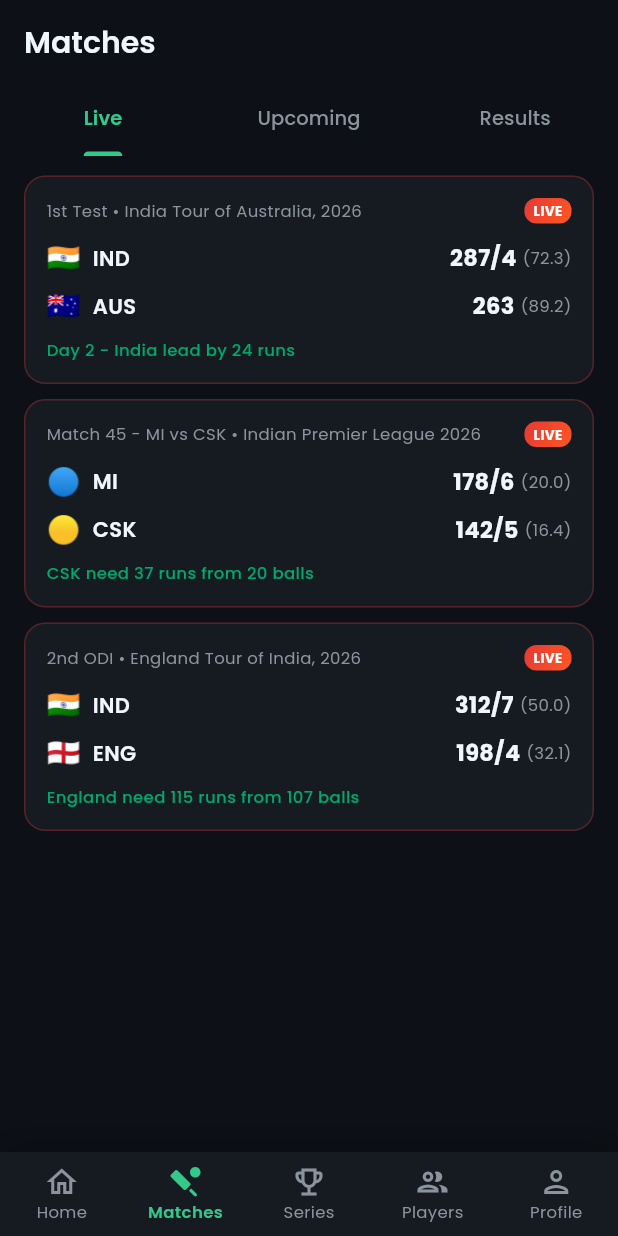
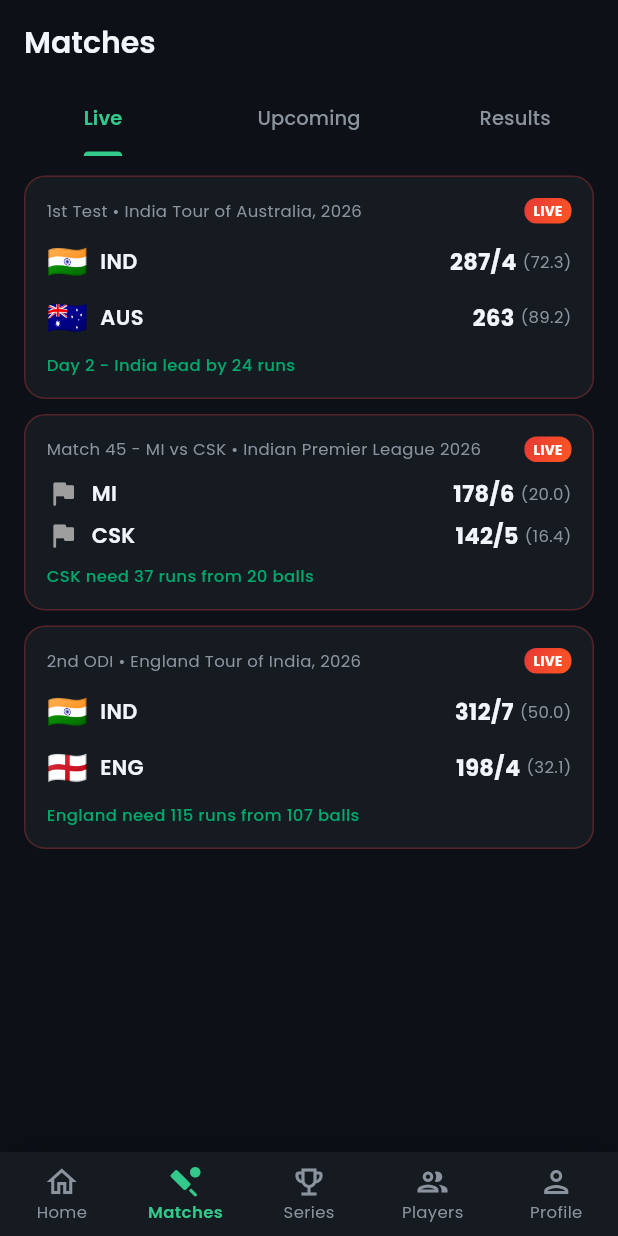
Before and after one commit to rahulsavaliya00000/cricket_live_score_2026, a Flutter app: the MatchesPage screen opened by its route, on a phone screen of 412 x 824 dp. Run offline on Flutter 3.47's test engine with Material 3 defaults, Android fonts, the phone set to English and light mode, and no system bars; our stand-ins replace cloud_firestore, connectivity_plus, equatable, firebase_auth, firebase_core, flutter_bloc and 8 more; accounts and stored records are empty; network calls fail.

```diff
--- /dev/null
+++ b/lib/core/widgets/team_flag.dart
@@ -0,0 +1,48 @@
+import 'package:flutter/material.dart';
+
+class TeamFlag extends StatelessWidget {
+  final String flagUrl;
+  final double size;
+
+  const TeamFlag({super.key, required this.flagUrl, this.size = 24.0});
+
+  bool get _isUrl => flagUrl.startsWith('http');
+
+  @override
+  Widget build(BuildContext context) {
+    if (flagUrl.isEmpty) {
+      return Icon(Icons.flag_rounded, size: size, color: Colors.grey);
+    }
+
+    if (_isUrl) {
+      return SizedBox(
+        width: size,
+        height: size,
+        child: Image.network(
+          flagUrl,
+          fit: BoxFit.contain,
+          errorBuilder: (context, error, stackTrace) =>
+              Icon(Icons.flag_rounded, size: size, color: Colors.grey),
+          loadingBuilder: (context, child, loadingProgress) {
+            if (loadingProgress == null) return child;
+            return Center(
+              child: SizedBox(
+                width: size * 0.5,
+                height: size * 0.5,
+                child: CircularProgressIndicator(
+                  strokeWidth: 2,
+                  value: loadingProgress.expectedTotalBytes != null
+                      ? loadingProgress.cumulativeBytesLoaded /
+                            loadingProgress.expectedTotalBytes!
+                      : null,
+                ),
+              ),
+            );
+          },
+        ),
+      );
+    }
+
+    return Text(flagUrl, style: TextStyle(fontSize: size));
+  }
+}
--- a/lib/features/home/presentation/pages/home_page.dart
+++ b/lib/features/home/presentation/pages/home_page.dart
@@ -9,6 +9,7 @@
 import 'package:cricketbuzz/features/home/presentation/bloc/home_bloc.dart';
 import 'package:cricketbuzz/features/matches/domain/entities/match_entity.dart';
 import 'package:cricketbuzz/core/services/notification_service.dart';
+import 'package:cricketbuzz/core/widgets/team_flag.dart';
 
 class HomePage extends StatefulWidget {
   const HomePage({super.key});
@@ -362,7 +363,7 @@
   Widget build(BuildContext context) {
     return Row(
       children: [
-        Text(flag, style: const TextStyle(fontSize: 20)),
+        TeamFlag(flagUrl: flag, size: 24),
         const SizedBox(width: 10),
         Text(
           name,
--- a/lib/features/matches/presentation/pages/match_detail_page.dart
+++ b/lib/features/matches/presentation/pages/match_detail_page.dart
@@ -8,6 +8,7 @@
 import 'package:cricketbuzz/core/widgets/shimmer_loader.dart';
 import 'package:cricketbuzz/features/matches/presentation/bloc/match_detail_bloc.dart';
 import 'package:cricketbuzz/features/matches/domain/entities/match_entity.dart';
+import 'package:cricketbuzz/core/widgets/team_flag.dart';
 
 class MatchDetailPage extends StatelessWidget {
   final String matchId;
@@ -195,8 +196,8 @@
   Widget build(BuildContext context) {
     return Column(
       children: [
-        Text(flag, style: const TextStyle(fontSize: 28)),
-        const SizedBox(height: 4),
+        TeamFlag(flagUrl: flag, size: 40),
+        const SizedBox(height: 8),
         Text(
           name,
           style: GoogleFonts.poppins(
--- a/lib/features/matches/presentation/pages/matches_page.dart
+++ b/lib/features/matches/presentation/pages/matches_page.dart
@@ -7,6 +7,7 @@
 import 'package:cricketbuzz/core/widgets/error_view.dart';
 import 'package:cricketbuzz/features/home/presentation/bloc/home_bloc.dart';
 import 'package:cricketbuzz/features/matches/domain/entities/match_entity.dart';
+import 'package:cricketbuzz/core/widgets/team_flag.dart';
 
 class MatchesPage extends StatefulWidget {
   const MatchesPage({super.key});
@@ -61,7 +62,6 @@
             );
           }
           return TabBarView(
-
             controller: _tabController,
             children: [
               _MatchList(
@@ -186,7 +186,7 @@
             const SizedBox(height: 10),
             Row(
               children: [
-                Text(match.team1.flagUrl, style: const TextStyle(fontSize: 18)),
+                TeamFlag(flagUrl: match.team1.flagUrl, size: 22),
                 const SizedBox(width: 8),
                 Text(
                   match.team1.shortName,
@@ -219,7 +219,7 @@
             const SizedBox(height: 6),
             Row(
               children: [
-                Text(match.team2.flagUrl, style: const TextStyle(fontSize: 18)),
+                TeamFlag(flagUrl: match.team2.flagUrl, size: 22),
                 const SizedBox(width: 8),
                 Text(
                   match.team2.shortName,
```
Also changed, not shown: lib/features/matches/data/datasources/mock_cricket_datasource.dart (+8 -8 lines).
